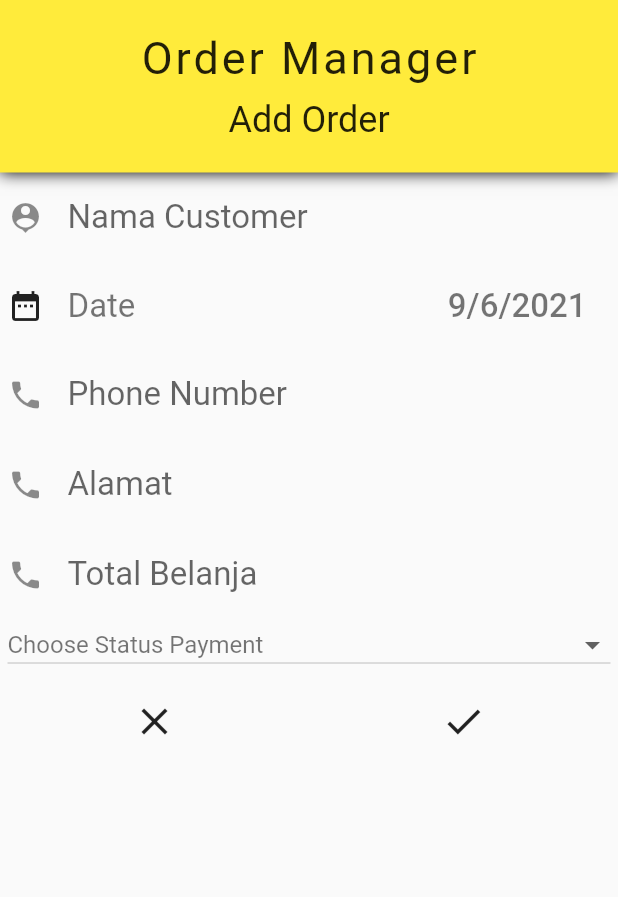
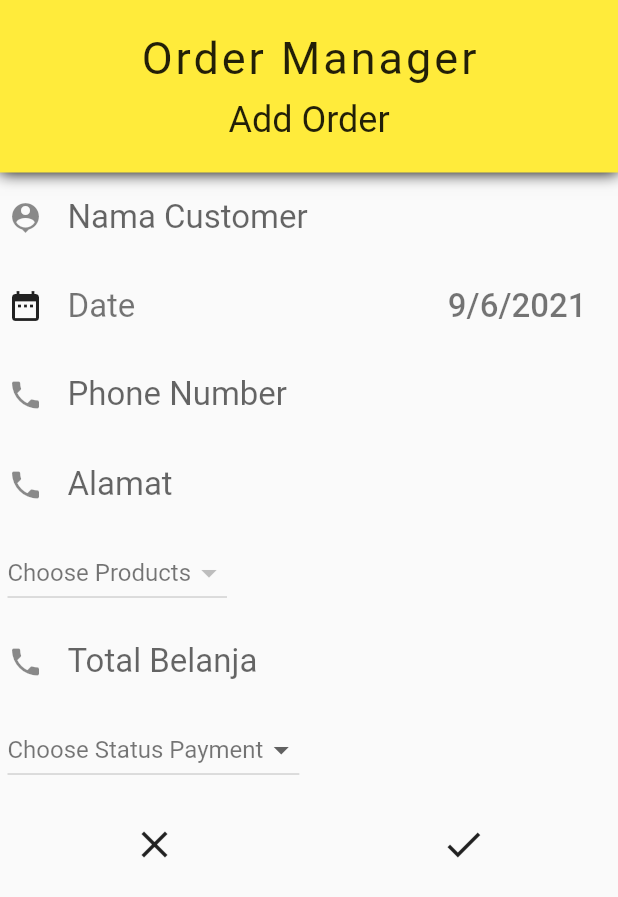
Before and after one commit to annastasyaivory/flutter_catat_order, a Flutter app: the AddOrder widget shown alone on an empty page, opened directly, on a phone screen of 412 x 824 dp. Shown: the top 897 px of the screen. Run offline on Flutter 3.47's test engine with Material 2 defaults, Android fonts, the phone set to English and light mode, and no system bars; our stand-ins replace cloud_firestore, firebase_auth, firebase_core, google_sign_in; accounts and stored records are empty; network calls fail.

Commit message:
penambahan field order dengan dropdown relasi

```diff
--- a/lib/form/addOrder.dart
+++ b/lib/form/addOrder.dart
@@ -16,6 +16,8 @@ class _AddOrderState extends State<AddOrder> {
   String name = '';
   String phone = '';
   String alamat = '';
+  String product = '';
+  String product1;
   String total = '';
   String status = '';
   String
@@ -47,6 +49,7 @@ class _AddOrderState extends State<AddOrder> {
         "email": widget.email,
         "name": name,
         "alamat": alamat,
+        "product": product,
         "total": total,
         "status": status,
         "date": _dueDate,
@@ -162,6 +165,53 @@ class _AddOrderState extends State<AddOrder> {
           ),
           Padding(
             padding: const EdgeInsets.all(5.0),
+            child: StreamBuilder<QuerySnapshot>(
+                stream: FirebaseFirestore.instance
+                    .collection("product")
+                    .snapshots(),
+                builder: (context, snapshot) {
+                  if (!snapshot.hasData)
+                    return new Container(
+                      child: Center(
+                        child: CircularProgressIndicator(),
+                      ),
+                    );
+                  else {
+                    List<DropdownMenuItem> currencyProducts = [];
+                    for (int i = 0; i < snapshot.data.docs.length; i++) {
+                      var snap = snapshot.data.docs[i].data();
+                      String pro = snap['nama'];
+                      currencyProducts.add(
+                        DropdownMenuItem(
+                          child: Text(pro),
+                          value: "$pro",
+                        ),
+                      );
+                    }
+                    return Row(
+                      mainAxisAlignment: MainAxisAlignment.start,
+                      children: <Widget>[
+                        DropdownButton(
+                          items: currencyProducts,
+                          onChanged: (selectedProduct) {
+                            setState(() {
+                              product1 = selectedProduct;
+                              product = product1;
+                            });
+                          },
+                          value: product1,
+                          hint: new Text(
+                            "Choose Products",
+                            style: TextStyle(color: Colors.black54),
+                          ),
+                        ),
+                      ],
+                    );
+                  }
+                }),
+          ),
+          Padding(
+            padding: const EdgeInsets.all(5.0),
             child: TextField(
               onChanged: (String str) {
                 setState(() {
@@ -178,7 +228,10 @@ class _AddOrderState extends State<AddOrder> {
           ),
           Padding(
             padding: const EdgeInsets.all(5.0),
-            child: new DropdownButton<String>(
+            child: Row(
+              mainAxisAlignment: MainAxisAlignment.start,
+              children: [
+                new DropdownButton<String>(
                   items: <String>['Full Payment', 'Pending'].map((String str) {
                     return new DropdownMenuItem<String>(
                       value: str,
@@ -192,12 +245,12 @@ class _AddOrderState extends State<AddOrder> {
                     });
                   },
                   value: status1,
-              isDense: true,
-              isExpanded: true,
                   hint: Text(
                     'Choose Status Payment',
                     style: TextStyle(color: Colors.black54),
                   ),
+                ),
+              ],
             ),
           ),
           Padding(
```
Also changed, not shown: lib/form/editOrder.dart (+56 -1 lines), lib/page/first_screen.dart (+17 -0 lines). Lines whose indentation alone changed are shown as unchanged.
